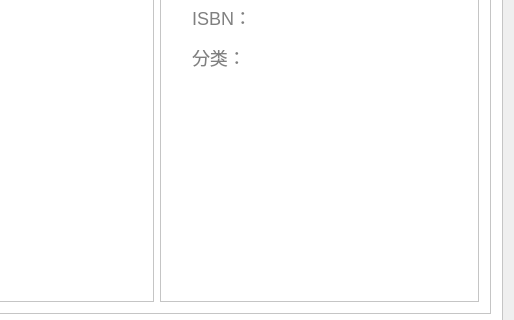
Above: Library/Library/student_borrowdetail.ui from BooksOcean/BooksOcean before the change; both pictures show x 507 to 1021 and y 315 to 635 of the 1021 by 722 pixel window. Below: the same form after it.
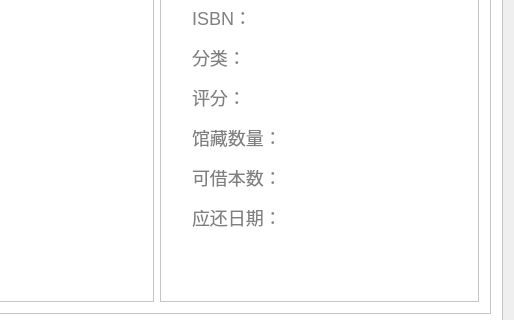
That is the form after the change. Icons and pictures are not drawn.

What changed in the file:
```diff
--- a/Library/Library/student_borrowdetail.ui
+++ b/Library/Library/student_borrowdetail.ui
@@ -431,6 +431,154 @@
 text-align:left;</string>
             </property>
            </widget>
+           <widget class="QLineEdit" name="etClassifyHead_2">
+            <property name="geometry">
+             <rect>
+              <x>30</x>
+              <y>390</y>
+              <width>101</width>
+              <height>21</height>
+             </rect>
+            </property>
+            <property name="styleSheet">
+             <string notr="true">color:#808080;
+border:none;
+font-size:18px;
+font-family:&quot;微软雅黑&quot;;
+text-align:left;</string>
+            </property>
+            <property name="text">
+             <string>可借本数：</string>
+            </property>
+           </widget>
+           <widget class="QLineEdit" name="etPublishHead_2">
+            <property name="geometry">
+             <rect>
+              <x>30</x>
+              <y>310</y>
+              <width>80</width>
+              <height>21</height>
+             </rect>
+            </property>
+            <property name="styleSheet">
+             <string notr="true">color:#808080;
+border:none;
+font-size:18px;
+font-family:&quot;微软雅黑&quot;;
+text-align:left;</string>
+            </property>
+            <property name="text">
+             <string>评分：</string>
+            </property>
+           </widget>
+           <widget class="QLineEdit" name="etScore">
+            <property name="geometry">
+             <rect>
+              <x>110</x>
+              <y>310</y>
+              <width>191</width>
+              <height>21</height>
+             </rect>
+            </property>
+            <property name="styleSheet">
+             <string notr="true">color:#808080;
+border:none;
+font-size:18px;
+font-family:&quot;微软雅黑&quot;;
+text-align:left;</string>
+            </property>
+           </widget>
+           <widget class="QLineEdit" name="etISBNHead_2">
+            <property name="geometry">
+             <rect>
+              <x>30</x>
+              <y>350</y>
+              <width>101</width>
+              <height>21</height>
+             </rect>
+            </property>
+            <property name="styleSheet">
+             <string notr="true">color:#808080;
+border:none;
+font-size:18px;
+font-family:&quot;微软雅黑&quot;;
+text-align:left;</string>
+            </property>
+            <property name="text">
+             <string>馆藏数量：</string>
+            </property>
+           </widget>
+           <widget class="QLineEdit" name="etCount">
+            <property name="geometry">
+             <rect>
+              <x>130</x>
+              <y>350</y>
+              <width>171</width>
+              <height>21</height>
+             </rect>
+            </property>
+            <property name="styleSheet">
+             <string notr="true">color:#808080;
+border:none;
+font-size:18px;
+font-family:&quot;微软雅黑&quot;;
+text-align:left;</string>
+            </property>
+           </widget>
+           <widget class="QLineEdit" name="etNowCount">
+            <property name="geometry">
+             <rect>
+              <x>130</x>
+              <y>390</y>
+              <width>171</width>
+              <height>21</height>
+             </rect>
+            </property>
+            <property name="styleSheet">
+             <string notr="true">color:#808080;
+border:none;
+font-size:18px;
+font-family:&quot;微软雅黑&quot;;
+text-align:left;</string>
+            </property>
+           </widget>
+           <widget class="QLineEdit" name="etDate">
+            <property name="geometry">
+             <rect>
+              <x>130</x>
+              <y>430</y>
+              <width>171</width>
+              <height>21</height>
+             </rect>
+            </property>
+            <property name="styleSheet">
+             <string notr="true">color:#808080;
+border:none;
+font-size:18px;
+font-family:&quot;微软雅黑&quot;;
+text-align:left;</string>
+            </property>
+           </widget>
+           <widget class="QLineEdit" name="etClassifyHead_3">
+            <property name="geometry">
+             <rect>
+              <x>30</x>
+              <y>430</y>
+              <width>101</width>
+              <height>21</height>
+             </rect>
+            </property>
+            <property name="styleSheet">
+             <string notr="true">color:#808080;
+border:none;
+font-size:18px;
+font-family:&quot;微软雅黑&quot;;
+text-align:left;</string>
+            </property>
+            <property name="text">
+             <string>应还日期：</string>
+            </property>
+           </widget>
           </widget>
          </item>
         </layout>
```
